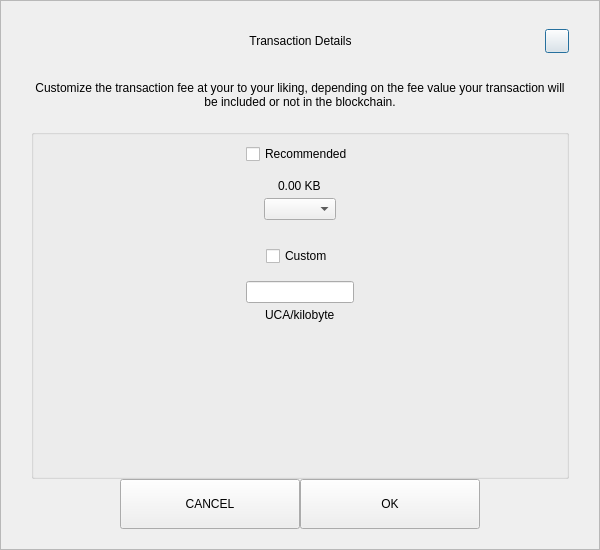
Old version of the form src/qt/ucacoin/forms/sendcustomfeedialog.ui in the repository ucacoin/Ucacoin2.
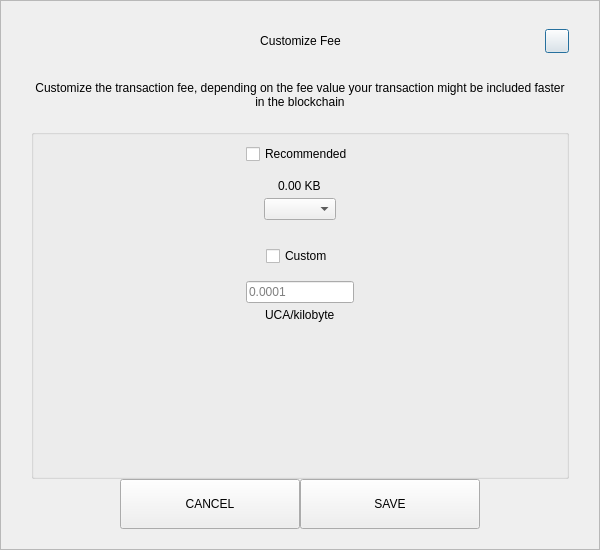
New version of the form.

```diff
--- a/src/qt/ucacoin/forms/sendcustomfeedialog.ui
+++ b/src/qt/ucacoin/forms/sendcustomfeedialog.ui
@@ -92,7 +92,7 @@
            <string notr="true">padding-left:24px;</string>
           </property>
           <property name="text">
-           <string>Transaction Details</string>
+           <string>Customize Fee</string>
           </property>
           <property name="alignment">
            <set>Qt::AlignCenter</set>
@@ -155,7 +155,7 @@
       <item>
        <widget class="QLabel" name="labelMessage">
         <property name="text">
-         <string>Customize the transaction fee at your to your liking, depending on the fee value your transaction will be included or not in the blockchain.</string>
+         <string>Customize the transaction fee, depending on the fee value your transaction might be included faster in the blockchain</string>
         </property>
         <property name="alignment">
          <set>Qt::AlignCenter</set>
@@ -278,7 +278,11 @@
             </spacer>
            </item>
            <item alignment="Qt::AlignHCenter">
-            <widget class="QLineEdit" name="lineEditCustomFee"/>
+            <widget class="QLineEdit" name="lineEditCustomFee">
+             <property name="placeholderText">
+              <string notr="true">0.0001</string>
+             </property>
+            </widget>
            </item>
            <item alignment="Qt::AlignHCenter">
             <widget class="QLabel" name="labelCustomFee">
@@ -348,7 +352,7 @@
            <enum>Qt::NoFocus</enum>
           </property>
           <property name="text">
-           <string>OK</string>
+           <string>SAVE</string>
           </property>
          </widget>
         </item>
```
